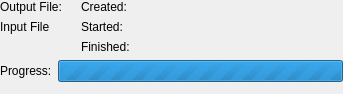
Before: the Qt Designer form Include/iqtfpf/CProcessingItemInfoGuiComp.ui in naskin-gmg/AcfSln, drawn with Qt 5.
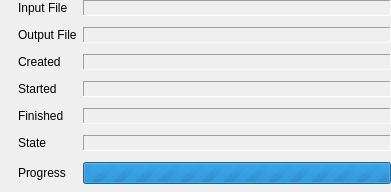
After: the same form once the commit is applied. Icons and pictures are not drawn.

Commit message: Evolution of hotfolder's item info GUI.

```diff
--- a/Include/iqtfpf/CProcessingItemInfoGuiComp.ui
+++ b/Include/iqtfpf/CProcessingItemInfoGuiComp.ui
@@ -6,8 +6,8 @@
    <rect>
     <x>0</x>
     <y>0</y>
-    <width>343</width>
-    <height>94</height>
+    <width>391</width>
+    <height>192</height>
    </rect>
   </property>
   <property name="windowTitle">
@@ -18,115 +18,189 @@
     <number>0</number>
    </property>
    <item>
-    <layout class="QHBoxLayout" name="horizontalLayout_2">
-     <item>
       <layout class="QGridLayout" name="gridLayout">
-       <property name="leftMargin">
-        <number>0</number>
-       </property>
-       <property name="rightMargin">
-        <number>0</number>
-       </property>
-       <property name="spacing">
+     <property name="horizontalSpacing">
         <number>6</number>
        </property>
+     <property name="verticalSpacing">
+      <number>11</number>
+     </property>
        <item row="0" column="0">
-        <widget class="QLabel" name="label_2">
+      <widget class="QLabel" name="label_12">
          <property name="text">
-          <string>Output File:</string>
+        <string/>
          </property>
         </widget>
        </item>
        <item row="0" column="1">
-        <widget class="QLabel" name="InputFilePathLabel">
+      <widget class="QLabel" name="label_2">
+       <property name="sizePolicy">
+        <sizepolicy hsizetype="Maximum" vsizetype="Preferred">
+         <horstretch>0</horstretch>
+         <verstretch>0</verstretch>
+        </sizepolicy>
+       </property>
          <property name="text">
-          <string/>
+        <string>Input File</string>
          </property>
         </widget>
        </item>
        <item row="0" column="2">
-        <widget class="QLabel" name="label_4">
-         <property name="text">
-          <string>Created:</string>
-         </property>
-        </widget>
-       </item>
-       <item row="0" column="3">
-        <widget class="QLabel" name="label_7">
+      <widget class="QLabel" name="InputFilePathLabel">
+       <property name="frameShape">
+        <enum>QFrame::Panel</enum>
+       </property>
+       <property name="frameShadow">
+        <enum>QFrame::Sunken</enum>
+       </property>
          <property name="text">
           <string/>
          </property>
         </widget>
        </item>
        <item row="1" column="0">
-        <widget class="QLabel" name="label">
+      <widget class="QLabel" name="label_13">
          <property name="text">
-          <string>Input File</string>
+        <string/>
          </property>
         </widget>
        </item>
        <item row="1" column="1">
-        <widget class="QLabel" name="OutputFilePathLabel">
+      <widget class="QLabel" name="label">
          <property name="text">
-          <string/>
+        <string>Output File</string>
          </property>
         </widget>
        </item>
        <item row="1" column="2">
+      <widget class="QLabel" name="OutputFilePathLabel">
+       <property name="frameShape">
+        <enum>QFrame::Panel</enum>
+       </property>
+       <property name="frameShadow">
+        <enum>QFrame::Sunken</enum>
+       </property>
+       <property name="text">
+        <string/>
+       </property>
+       <property name="openExternalLinks">
+        <bool>true</bool>
+       </property>
+       <property name="textInteractionFlags">
+        <set>Qt::LinksAccessibleByKeyboard|Qt::LinksAccessibleByMouse|Qt::TextBrowserInteraction|Qt::TextSelectableByKeyboard|Qt::TextSelectableByMouse</set>
+       </property>
+      </widget>
+     </item>
+     <item row="2" column="1">
+      <widget class="QLabel" name="label_4">
+       <property name="text">
+        <string>Created</string>
+       </property>
+      </widget>
+     </item>
+     <item row="2" column="2">
+      <widget class="QLabel" name="label_7">
+       <property name="frameShape">
+        <enum>QFrame::Panel</enum>
+       </property>
+       <property name="frameShadow">
+        <enum>QFrame::Sunken</enum>
+       </property>
+       <property name="text">
+        <string/>
+       </property>
+      </widget>
+     </item>
+     <item row="3" column="1">
         <widget class="QLabel" name="label_5">
          <property name="text">
-          <string>Started:</string>
+        <string>Started</string>
          </property>
         </widget>
        </item>
-       <item row="1" column="3">
+     <item row="3" column="2">
         <widget class="QLabel" name="label_8">
+       <property name="frameShape">
+        <enum>QFrame::Panel</enum>
+       </property>
+       <property name="frameShadow">
+        <enum>QFrame::Sunken</enum>
+       </property>
          <property name="text">
           <string/>
          </property>
         </widget>
        </item>
-       <item row="2" column="2">
+     <item row="4" column="1">
         <widget class="QLabel" name="label_6">
          <property name="text">
-          <string>Finished:</string>
+        <string>Finished</string>
          </property>
         </widget>
        </item>
-       <item row="2" column="3">
+     <item row="4" column="2">
         <widget class="QLabel" name="label_9">
+       <property name="frameShape">
+        <enum>QFrame::Panel</enum>
+       </property>
+       <property name="frameShadow">
+        <enum>QFrame::Sunken</enum>
+       </property>
          <property name="text">
           <string/>
          </property>
         </widget>
        </item>
-      </layout>
-     </item>
-     <item>
-      <spacer name="horizontalSpacer">
-       <property name="orientation">
-        <enum>Qt::Horizontal</enum>
+     <item row="5" column="0">
+      <widget class="QLabel" name="label_10">
+       <property name="minimumSize">
+        <size>
+         <width>12</width>
+         <height>12</height>
+        </size>
        </property>
-       <property name="sizeHint" stdset="0">
+       <property name="maximumSize">
         <size>
-         <width>40</width>
-         <height>20</height>
+         <width>12</width>
+         <height>12</height>
         </size>
        </property>
-      </spacer>
+       <property name="text">
+        <string/>
+       </property>
+       <property name="pixmap">
+        <pixmap resource="../../../Acf/Include/iqtgui/iqtgui.qrc">:/Icons/StateUnknown.svg</pixmap>
+       </property>
+      </widget>
      </item>
-    </layout>
-   </item>
-   <item>
-    <layout class="QHBoxLayout" name="horizontalLayout">
-     <item>
-      <widget class="QLabel" name="label_3">
+     <item row="5" column="1">
+      <widget class="QLabel" name="label_11">
+       <property name="text">
+        <string>State</string>
+       </property>
+      </widget>
+     </item>
+     <item row="5" column="2">
+      <widget class="QLabel" name="StateLabel">
+       <property name="frameShape">
+        <enum>QFrame::Panel</enum>
+       </property>
+       <property name="frameShadow">
+        <enum>QFrame::Sunken</enum>
+       </property>
        <property name="text">
-        <string>Progress:</string>
+        <string/>
        </property>
       </widget>
      </item>
-     <item>
+     <item row="6" column="1">
+      <widget class="QLabel" name="ProgressLabel">
+       <property name="text">
+        <string>Progress</string>
+       </property>
+      </widget>
+     </item>
+     <item row="6" column="2">
       <widget class="QProgressBar" name="ItemProgress">
        <property name="sizePolicy">
         <sizepolicy hsizetype="MinimumExpanding" vsizetype="Fixed">
@@ -154,8 +228,8 @@
      </property>
      <property name="sizeHint" stdset="0">
       <size>
-       <width>20</width>
-       <height>0</height>
+       <width>17</width>
+       <height>1</height>
       </size>
      </property>
     </spacer>
```
Left out of the diff: 13 changed lines with no effect on the pictures. Lines whose indentation alone changed are shown as unchanged. The commit also changes 1 other file.
